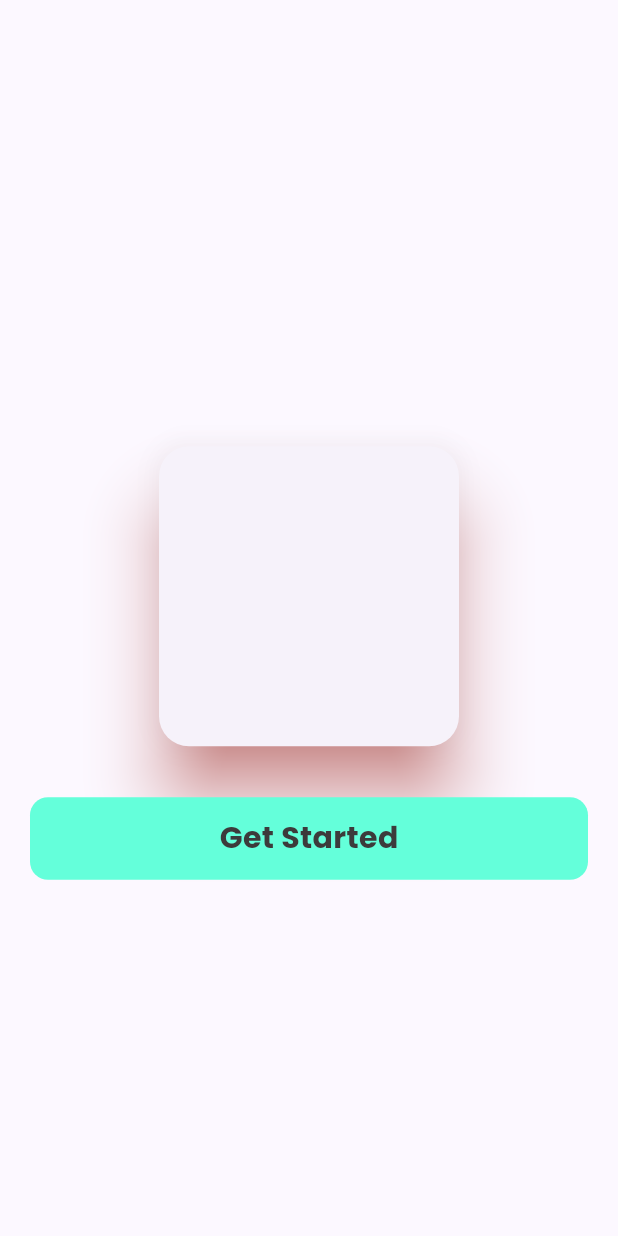
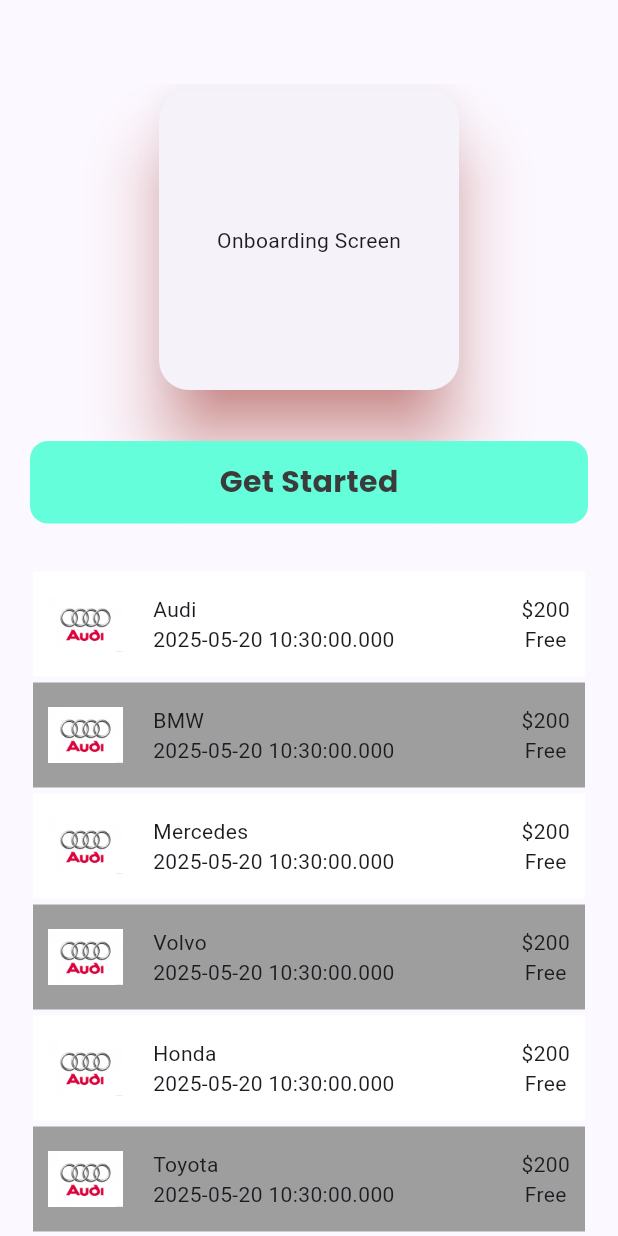
Before and after one commit to usmanino/zen_app, a Flutter app: the OnboardingScreen screen opened directly, on a phone screen of 412 x 824 dp. Run offline on Flutter 3.47's test engine with Material 3 defaults, Android fonts, the phone set to English and light mode, and no system bars; our stand-ins replace audioplayers, google_fonts.

Commit message:
add listing

```diff
--- a/lib/features/onboarding/onboarding_screen.dart
+++ b/lib/features/onboarding/onboarding_screen.dart
@@ -30,18 +30,61 @@
     });
   }
 
+  List cars = [
+    'Audi',
+    'BMW',
+    'Mercedes',
+    'Volvo',
+    'Honda',
+    'Toyota',
+    'Lexus',
+    'Ford',
+    'Chevrolet',
+    'Dodge',
+    'Nissan',
+    'Suzuki',
+    'Mazda',
+    'Hyundai',
+    'Kia',
+    'Subaru',
+    'Mitsubishi',
+    'Hyundai',
+  ];
+
+  List foods = [
+    'Pizza',
+    'Burger',
+    'Tacos',
+    'Ice Cream',
+    'Hot Dog',
+    'French Fries',
+    'Sushi',
+    'Ramen',
+    'Spaghetti',
+    'Salad',
+    'Pasta',
+    'Sandwich',
+    'Steak',
+    'Meat',
+  ];
+
   @override
   void initState() {
     // TODO: implement initState
     super.initState();
-    textBlinking();
+    // textBlinking();
   }
 
-  void playSound() {
-    player.play(AssetSource('audio/orin.mp3'));
-    // await player.play(UrlSource(
-    //     'https://pixabay.com/music/modern-country-country-song-nobody-is-you-334647/'));
-  }
+  // void playSound() {
+  //   // player.play(
+  //   //   AssetSource('audio/orin.mp3'),
+  //   // );
+  //   player.play(UrlSource(
+  //       'https://firebasestorage.googleapis.com/v0/b/atop-c60ad.appspot.com/o/ORIN%2FEDE%2FEDE%20-%20Bata%20a%20ro%20kokoka.mp3?alt=media&token=8ba1f67a-cb65-4a95-95e4-71f8b32fdce9'));
+  // }
+
+  void playSound() => player.play(UrlSource(
+      'https://firebasestorage.googleapis.com/v0/b/atop-c60ad.appspot.com/o/ORIN%2FEDE%2FEDE%20-%20Bata%20a%20ro%20kokoka.mp3?alt=media&token=8ba1f67a-cb65-4a95-95e4-71f8b32fdce9'));
 
   @override
   Widget build(BuildContext context) {
@@ -49,8 +92,10 @@
       appBar: AppBar(
         automaticallyImplyLeading: false,
       ),
-      body: Padding(
+      body: SafeArea(
+        child: Padding(
           padding: const EdgeInsets.symmetric(horizontal: 20),
+          child: SingleChildScrollView(
             child: Column(
               mainAxisAlignment: MainAxisAlignment.center,
               children: [
@@ -78,19 +123,71 @@
                   textColor: const Color.fromARGB(255, 60, 59, 59),
                   onPress: () {
                     playSound();
-                // ScaffoldMessenger.of(context).showSnackBar(
-                //   const SnackBar(
-                //     // behavior: SnackBarBehavior.fixed,
-                //     // action: SnackBarAction(
-                //     //   label: 'X',
-                //     //   onPressed: () {},
-                //     // ),
-                //     content: Text('Coming Soon...'),
+                  },
+                ),
+                const SizedBox(height: 30),
+                Row(
+                  children: [
+                    Expanded(
+                      child: Container(
+                        height: 500,
+                        child: ListView.builder(
+                          itemCount: cars.length,
+                          itemBuilder: (context, index) {
+                            return Container(
+                              padding: const EdgeInsets.all(10),
+                              margin: const EdgeInsets.all(2),
+                              color:
+                                  index % 2 == 0 ? Colors.white : Colors.grey,
+                              child: Row(
+                                children: [
+                                  // const Icon(Icons.car_rental),
+                                  Image.asset(
+                                    'assets/cars/audi.jpg',
+                                    height: 50,
+                                    width: 50,
+                                  ),
+                                  const SizedBox(
+                                    width: 20,
+                                  ),
+                                  Column(
+                                    crossAxisAlignment:
+                                        CrossAxisAlignment.start,
+                                    children: [
+                                      Text(cars[index]),
+                                      Text(DateTime.now().toString()),
+                                    ],
+                                  ),
+                                  const Spacer(),
+                                  const Column(
+                                    children: [
+                                      Text('\$200'),
+                                      Text('Free'),
+                                    ],
+                                  ),
+                                ],
+                              ),
+                            );
+                            // ListTile(
+                            //   leading: Icon(Icons.car_rental),
+                            //   title: Text(cars[index]),
+                            //   subtitle: Text(DateTime.now().toString()),
+                            //   trailing: Column(
+                            //     children: [
+                            //       Text('\$200'),
+                            //       Text('Free'),
+                            //     ],
                             //   ),
                             // );
                           },
+                        ),
+                      ),
+                    ),
+                  ],
                 )
               ],
+            ),
+          ),
         ),
       ),
     );
--- a/pubspec.yaml
+++ b/pubspec.yaml
@@ -66,6 +66,7 @@
     - assets/images/
     - assets/svgs/
     - assets/audio/
+    - assets/cars/
 
   # An image asset can refer to one or more resolution-specific "variants", see
   # https://flutter.dev/to/resolution-aware-images
```
Also changed, not shown: assets/cars/audi.jpg (added), 1 other file. Lines whose indentation alone changed are shown as unchanged.
